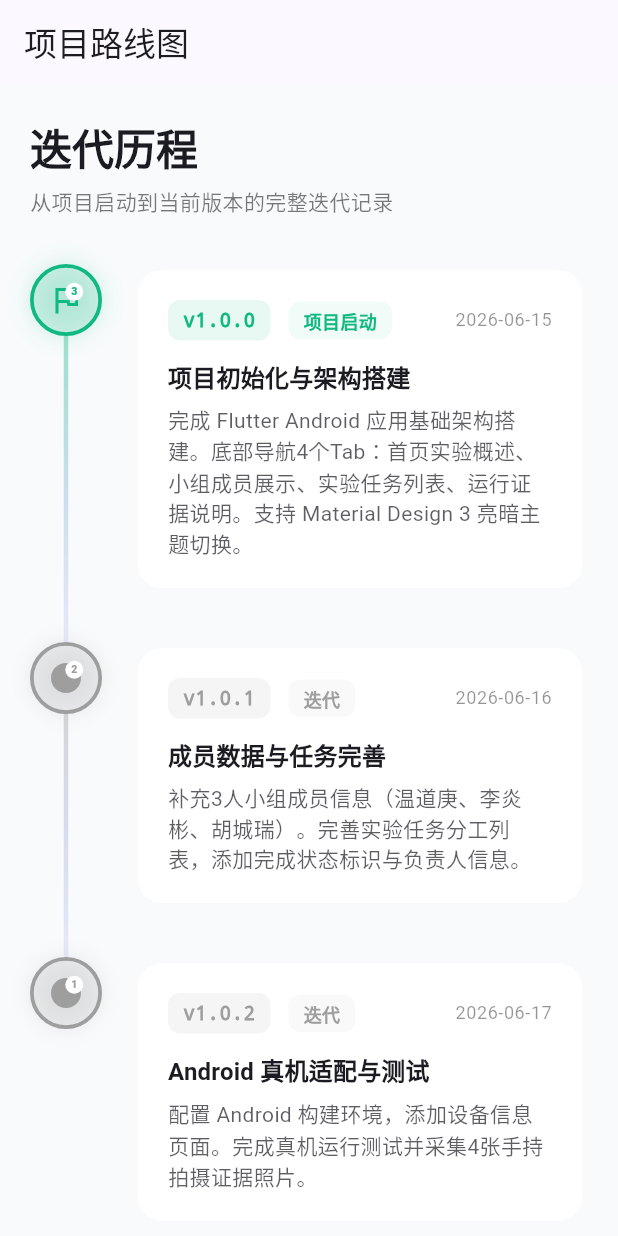
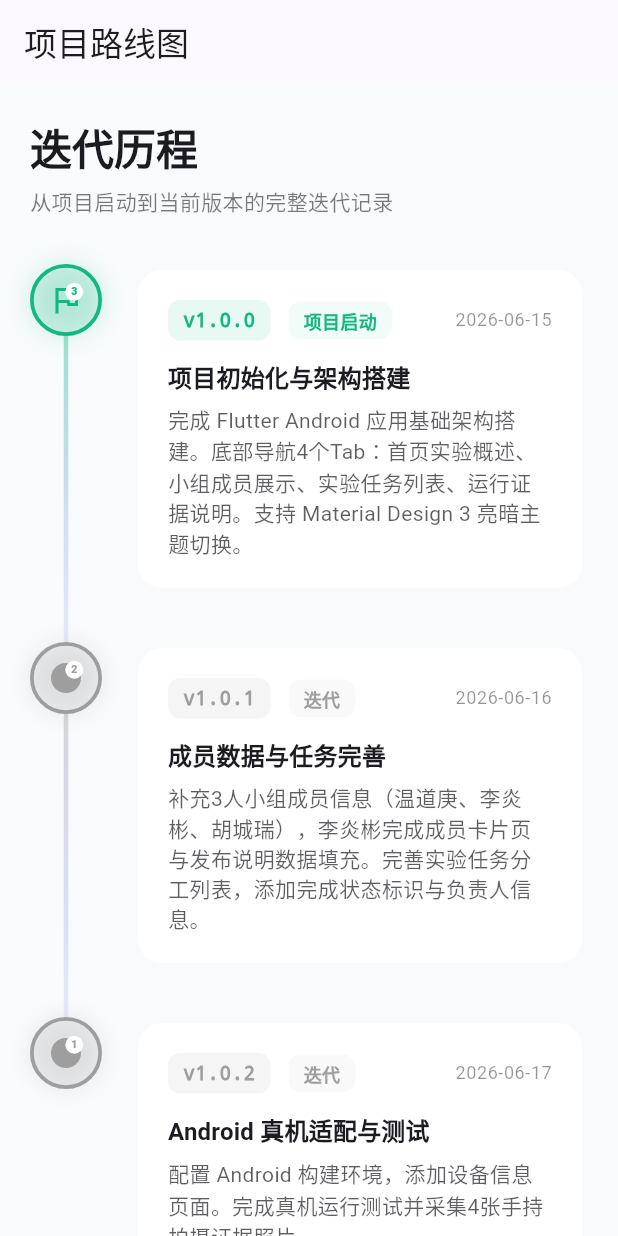
Before and after one commit to umm0v0/flutter-android-group-demo, a Flutter app: the RoadmapPage screen opened by its route, on a phone screen of 412 x 824 dp. Run offline on Flutter 3.47's test engine with Material 3 defaults, Android fonts, the phone set to English and light mode, and no system bars; our stand-ins replace flutter_riverpod, go_router.

Commit message:
feat: 更新个人简介与技术栈（李炎彬）

```diff
--- a/lib/data/team_data.dart
+++ b/lib/data/team_data.dart
@@ -46,9 +46,10 @@ class TeamData {
           role: "组员",
           task: "小组成员卡片页、实验任务列表页、README文档完善",
           bio: "云南大学 2024级 计算机科学与技术。"
-              "熟悉C/C++、数据结构与算法，在校期间获得算法竞赛二等奖。"
-              "正在学习Java后端技术栈，对移动应用开发有浓厚兴趣。",
-          skills: ["C/C++", "数据结构", "算法", "Java", "Flutter", "Git"],
+              "熟悉C/C++、FPGA数字逻辑设计（Vivado/Quartus），"
+              "已完成单周期MIPS CPU设计与74系列数字逻辑实验。"
+              "掌握Flutter移动端开发，参与大创项目「安鑫e伴」（反诈骗方向）。",
+          skills: ["C/C++", "FPGA", "Flutter", "Android", "Git", "Java"],
           avatarUrl: "",
           githubUrl: "https://github.com/liyanbin2006",
         ),
@@ -161,7 +162,8 @@ class TeamData {
           version: "v1.0.1",
           date: "2026-06-16",
           title: "成员数据与任务完善",
-          description: "补充3人小组成员信息（温道庚、李炎彬、胡城瑞）。"
+          description: "补充3人小组成员信息（温道庚、李炎彬、胡城瑞），"
+              "李炎彬完成成员卡片页与发布说明数据填充。"
               "完善实验任务分工列表，添加完成状态标识与负责人信息。",
           type: ReleaseNoteType.deploy,
         ),
```
